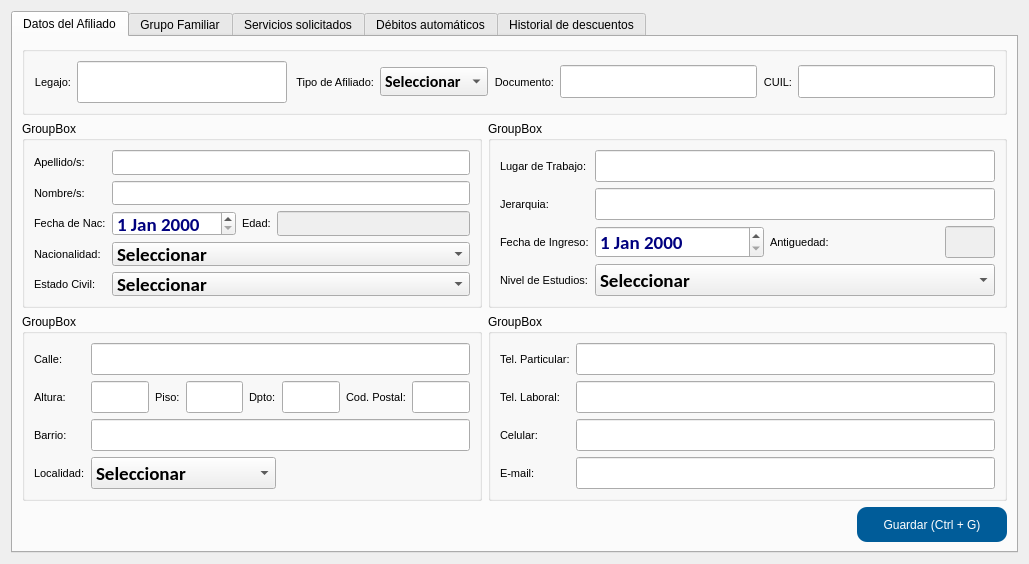
shae-ra/sindicato, file gui/detalles/detalleAfiliados.ui: the form before one commit.
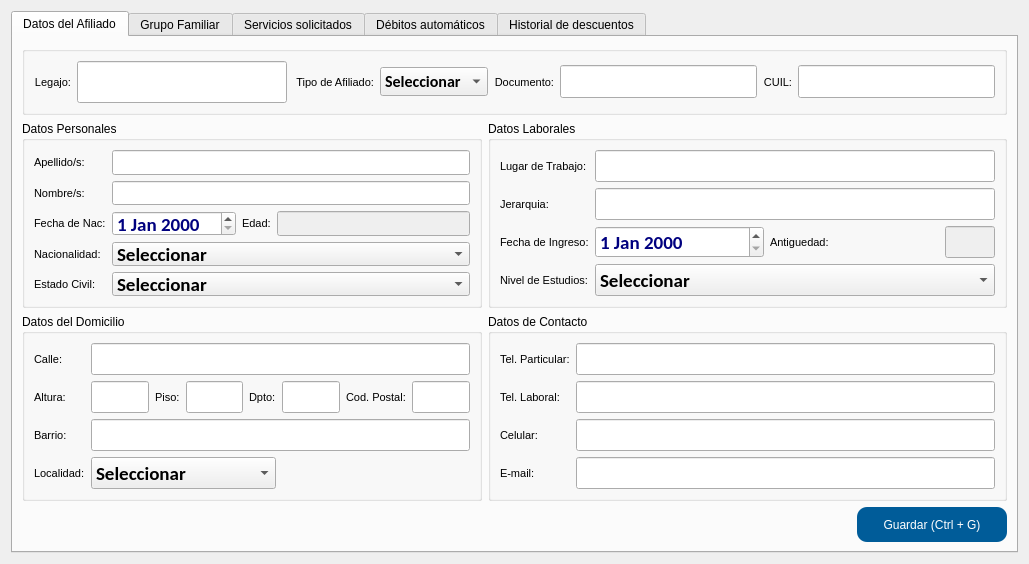
The form after the commit. Icons and pictures are not drawn. Custom widgets are drawn as their Qt base class.

Commit message: GroupBox con nombre

Diff of the .ui file:
```diff
--- a/gui/detalles/detalleAfiliados.ui
+++ b/gui/detalles/detalleAfiliados.ui
@@ -135,7 +135,7 @@
           </sizepolicy>
          </property>
          <property name="title">
-          <string>GroupBox</string>
+          <string>Datos del Domicilio</string>
          </property>
          <layout class="QGridLayout" name="gridLayout_16">
           <item row="2" column="0">
@@ -1201,7 +1201,7 @@
           </sizepolicy>
          </property>
          <property name="title">
-          <string>GroupBox</string>
+          <string>Datos Personales</string>
          </property>
          <layout class="QGridLayout" name="gridLayout">
           <item row="0" column="0">
@@ -1825,7 +1825,7 @@
        <item row="2" column="1" colspan="2">
         <widget class="QGroupBox" name="groupBox_2">
          <property name="title">
-          <string>GroupBox</string>
+          <string>Datos de Contacto</string>
          </property>
          <layout class="QGridLayout" name="gridLayout_8">
           <item row="0" column="0">
@@ -2186,7 +2186,7 @@
        <item row="1" column="1" colspan="2">
         <widget class="QGroupBox" name="groupBox_4">
          <property name="title">
-          <string>GroupBox</string>
+          <string>Datos Laborales</string>
          </property>
          <layout class="QGridLayout" name="gridLayout_12">
           <item row="0" column="0">
```
